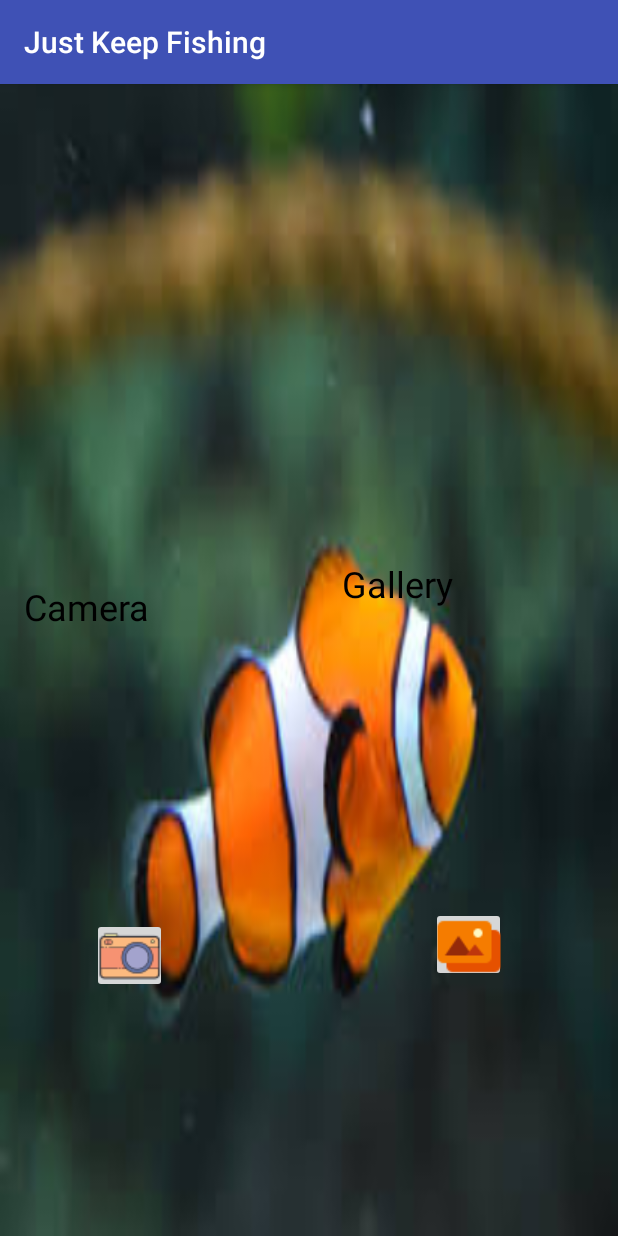
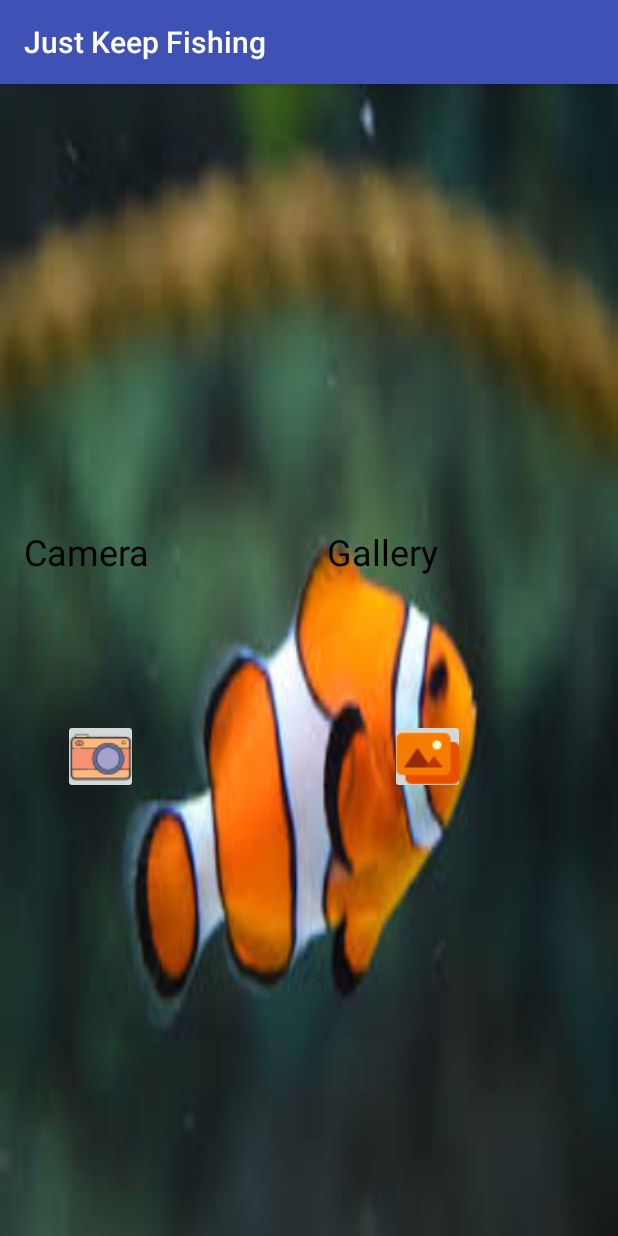
Before and after one commit to Blakers1015/JustKeepFishing, an Android app: the screen it shows after launch (MainActivity), on a phone screen of 412 x 824 dp. Run offline under Robolectric (Android 15) with nearby library versions, the phone set to English and light mode, and no system bars.

Commit message:
fixed cosmetic issues

```diff
--- a/app/src/main/res/layout/activity_main.xml
+++ b/app/src/main/res/layout/activity_main.xml
@@ -13,26 +13,24 @@
         android:layout_width="150dp"
         android:layout_height="34dp"
         android:layout_marginStart="16dp"
-        android:layout_marginTop="178dp"
-        android:layout_marginEnd="8dp"
-        android:layout_marginBottom="18dp"
+        android:layout_marginTop="234dp"
+        android:layout_marginEnd="52dp"
+        android:layout_marginBottom="16dp"
         android:text="@string/button_for_camera"
         android:textColor="@android:color/background_dark"
         android:textSize="24sp"
         app:layout_constraintBottom_toTopOf="@+id/CameraID"
-        app:layout_constraintEnd_toEndOf="parent"
-        app:layout_constraintHorizontal_bias="0.0"
+        app:layout_constraintEnd_toStartOf="@+id/textForGallery"
         app:layout_constraintStart_toStartOf="parent"
-        app:layout_constraintTop_toTopOf="parent"
-        app:layout_constraintVertical_bias="0.0" />
+        app:layout_constraintTop_toTopOf="parent" />
 
     <ImageButton
         android:id="@+id/CameraID"
         android:layout_width="50dp"
         android:layout_height="50dp"
-        android:layout_marginStart="61dp"
-        android:layout_marginTop="18dp"
-        android:layout_marginBottom="8dp"
+        android:layout_marginStart="42dp"
+        android:layout_marginTop="16dp"
+        android:layout_marginBottom="233dp"
         android:onClick="Camera"
         app:layout_constraintBottom_toBottomOf="parent"
         app:layout_constraintStart_toStartOf="parent"
@@ -43,10 +41,10 @@
         android:id="@+id/GalleryID"
         android:layout_width="50dp"
         android:layout_height="50dp"
-        android:layout_marginStart="162dp"
-        android:layout_marginTop="104dp"
-        android:layout_marginEnd="61dp"
-        android:layout_marginBottom="76dp"
+        android:layout_marginStart="154dp"
+        android:layout_marginTop="16dp"
+        android:layout_marginEnd="88dp"
+        android:layout_marginBottom="233dp"
         android:onClick="Gallery"
         app:layout_constraintBottom_toBottomOf="parent"
         app:layout_constraintEnd_toEndOf="parent"
@@ -58,17 +56,13 @@
         android:id="@+id/textForGallery"
         android:layout_width="150dp"
         android:layout_height="34dp"
-        android:layout_marginStart="62dp"
-        android:layout_marginTop="178dp"
-        android:layout_marginEnd="6dp"
-        android:layout_marginBottom="8dp"
+        android:layout_marginStart="52dp"
+        android:layout_marginTop="234dp"
+        android:layout_marginBottom="16dp"
         android:text="@string/button_for_gallery"
         android:textColor="@android:color/black"
         android:textSize="24sp"
-        app:layout_constraintBottom_toBottomOf="parent"
-        app:layout_constraintEnd_toEndOf="parent"
-        app:layout_constraintHorizontal_bias="0.0"
+        app:layout_constraintBottom_toTopOf="@+id/GalleryID"
         app:layout_constraintStart_toEndOf="@+id/textForCam"
-        app:layout_constraintTop_toTopOf="parent"
-        app:layout_constraintVertical_bias="0.253" />
+        app:layout_constraintTop_toTopOf="parent" />
 </android.support.constraint.ConstraintLayout>
```
